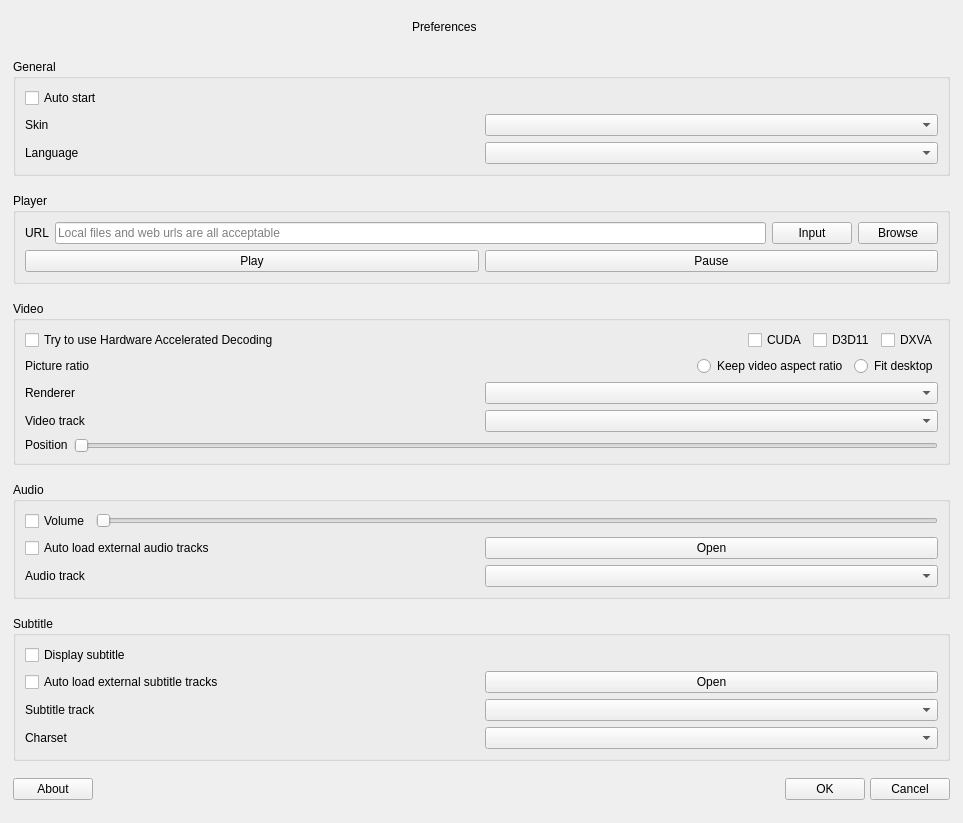
Above: src/forms/preferencesdialog.ui from wangwenx190/dynamic-desktop before the change. Below: the same form after it.
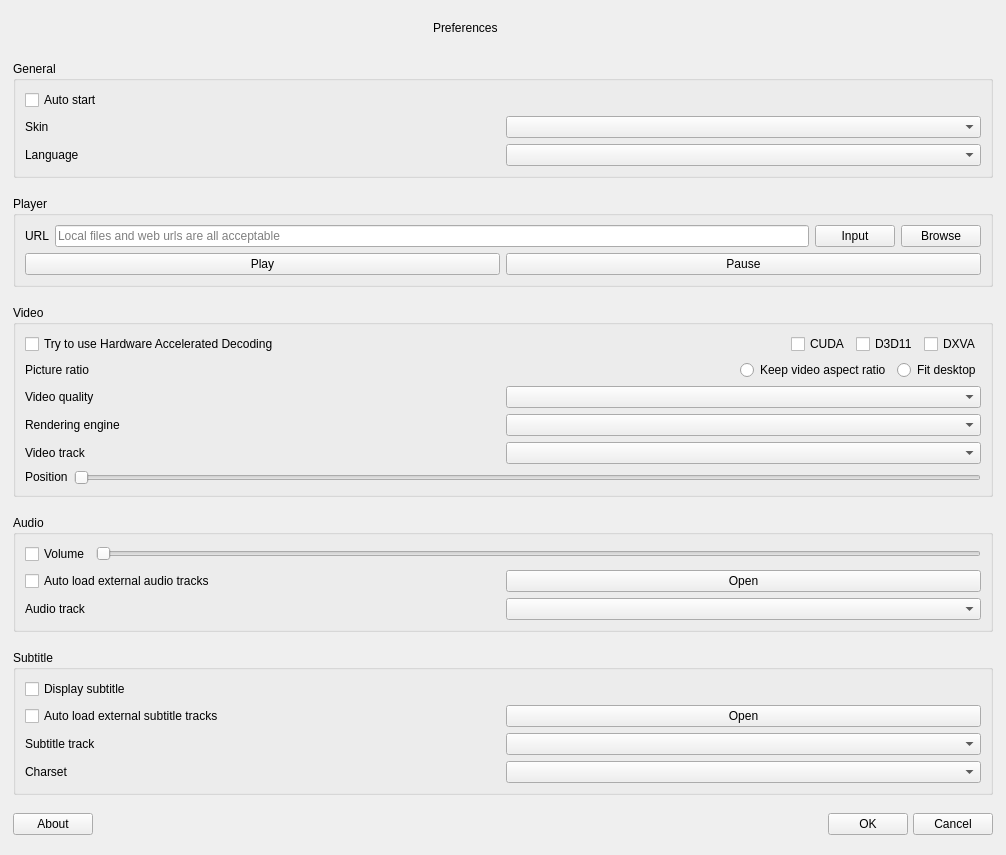
That is the form after the change. Icons and pictures are not drawn. Custom widgets are drawn as their Qt base class.

The edit to the form file:
```diff
--- a/src/forms/preferencesdialog.ui
+++ b/src/forms/preferencesdialog.ui
@@ -6,8 +6,8 @@
    <rect>
     <x>0</x>
     <y>0</y>
-    <width>963</width>
-    <height>823</height>
+    <width>1006</width>
+    <height>855</height>
    </rect>
   </property>
   <property name="sizePolicy">
@@ -475,6 +475,26 @@
         </item>
        </layout>
       </item>
+      <item>
+       <layout class="QHBoxLayout" name="horizontalLayout_18">
+        <item>
+         <widget class="QLabel" name="label_video_quality">
+          <property name="sizePolicy">
+           <sizepolicy hsizetype="Preferred" vsizetype="Fixed">
+            <horstretch>0</horstretch>
+            <verstretch>0</verstretch>
+           </sizepolicy>
+          </property>
+          <property name="text">
+           <string>Video quality</string>
+          </property>
+         </widget>
+        </item>
+        <item>
+         <widget class="QComboBox" name="comboBox_video_quality"/>
+        </item>
+       </layout>
+      </item>
       <item>
        <layout class="QHBoxLayout" name="horizontalLayout_17">
         <item>
@@ -486,7 +506,7 @@
            </sizepolicy>
           </property>
           <property name="text">
-           <string>Renderer</string>
+           <string>Rendering engine</string>
           </property>
          </widget>
         </item>
```
